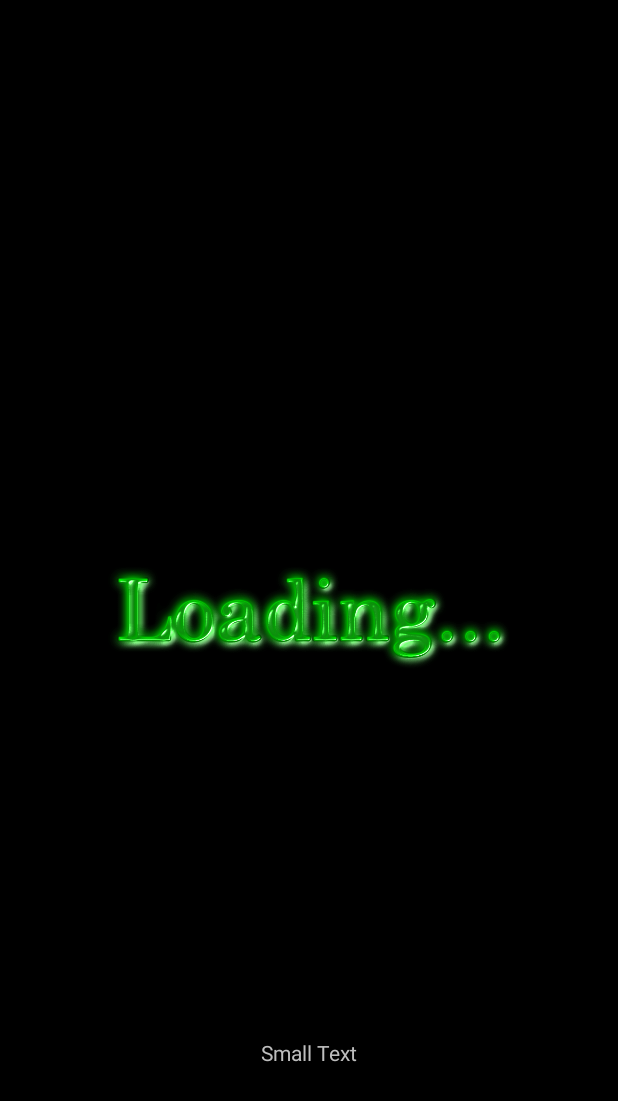
After one commit to aanandc/alaga, an Android app: the layout activity_loading.xml on its own in the app's theme, with its tools: preview values and no code run, on a phone screen of 412 x 824 dp. The commit adds this screen. Shown: the top 1101 px of the screen. Run offline under Robolectric (Android 15) with nearby library versions, the phone set to English and light mode, and no system bars.

Commit message:
added loading screen,changed gunship firing rate, added gunship movement

```diff
--- a/app/src/main/java/com/sellsword/aanandchakravarthy/flinger/Ship.java
+++ b/app/src/main/java/com/sellsword/aanandchakravarthy/flinger/Ship.java
@@ -57,6 +57,7 @@ public class Ship {
     }
 
     public boolean readyForNextShip(){
+        //comparison value must be based also upon screen density :-(
        if (y > 100 && x > screenwidth/2 && readyForNext){
            readyForNext = false;
            return true;
--- /dev/null
+++ b/app/src/main/res/layout/activity_loading.xml
@@ -0,0 +1,41 @@
+<?xml version="1.0" encoding="utf-8"?>
+<RelativeLayout xmlns:android="http://schemas.android.com/apk/res/android"
+    xmlns:tools="http://schemas.android.com/tools"
+    android:layout_width="match_parent"
+    android:layout_height="match_parent"
+    android:paddingBottom="@dimen/activity_vertical_margin"
+    android:paddingLeft="@dimen/activity_horizontal_margin"
+    android:paddingRight="@dimen/activity_horizontal_margin"
+    android:paddingTop="@dimen/activity_vertical_margin"
+    tools:context="com.sellsword.aanandchakravarthy.flinger.LoadingActivity">
+
+
+    <ImageView
+        android:layout_width="wrap_content"
+        android:layout_height="wrap_content"
+        android:id="@+id/imageLoading"
+        android:src="@drawable/loading"
+        android:layout_centerHorizontal="true"
+        android:layout_centerVertical="true"
+        />
+
+    <TextView
+        android:layout_width="wrap_content"
+        android:layout_height="wrap_content"
+        android:textAppearance="?android:attr/textAppearanceSmall"
+        android:text="Small Text"
+        android:id="@+id/textLoadingMessage"
+        android:layout_below="@+id/imageLoading"
+        android:layout_centerHorizontal="true"
+        android:layout_marginTop="155dp" />
+
+    <TextView
+        android:layout_width="wrap_content"
+        android:layout_height="wrap_content"
+        android:textAppearance="?android:attr/textAppearanceLarge"
+        android:text="@string/tap_text"
+        android:id="@+id/textTapMessage"
+        android:layout_centerVertical="true"
+        android:visibility="invisible"
+        android:layout_centerHorizontal="true" />
+</RelativeLayout>
--- a/app/src/main/res/values/strings.xml
+++ b/app/src/main/res/values/strings.xml
@@ -1,3 +1,4 @@
 <resources>
     <string name="app_name">Alaga</string>
+    <string name="tap_text">Tap to start</string>
 </resources>
```
Also changed, not shown: app/src/main/AndroidManifest.xml (+7 -3 lines), app/src/main/java/com/sellsword/aanandchakravarthy/flinger/Bullet.java (+4 -3 lines), app/src/main/java/com/sellsword/aanandchakravarthy/flinger/FlingerActivity.java (+51 -14 lines), app/src/main/java/com/sellsword/aanandchakravarthy/flinger/GunShip.java (+30 -10 lines), app/src/main/java/com/sellsword/aanandchakravarthy/flinger/LoadingActivity.java (added, +71 -0 lines), app/src/main/java/com/sellsword/aanandchakravarthy/flinger/MySurface.java (+48 -23 lines), app/src/main/res/drawable/loading.png (added), 2 other files.
